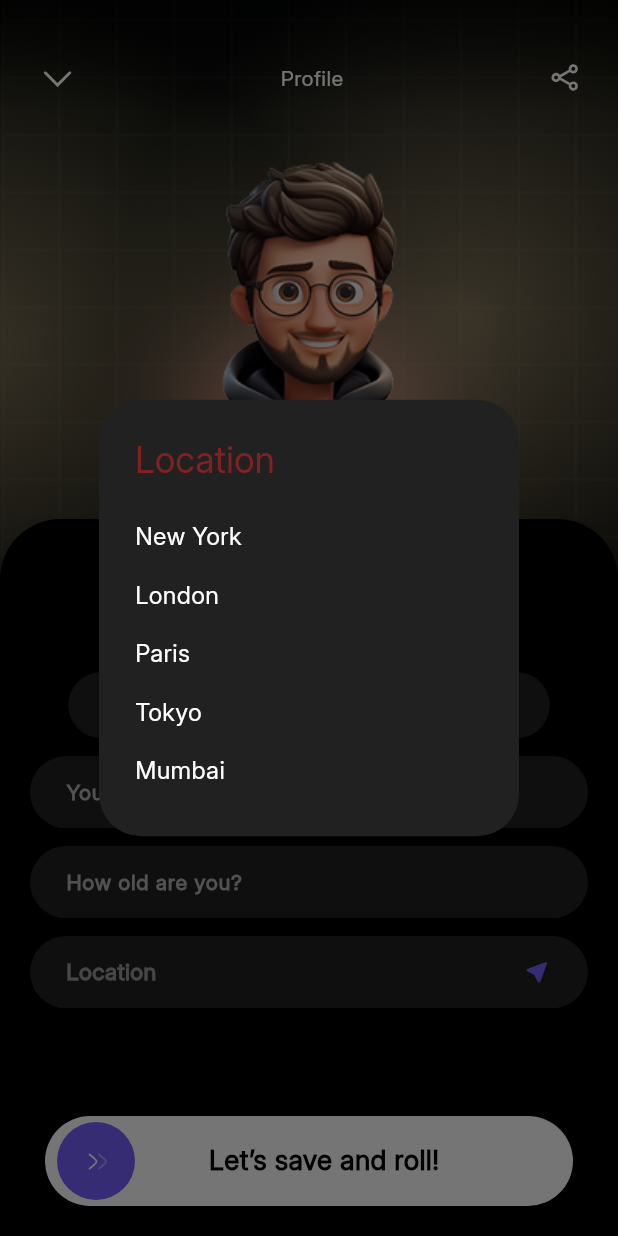
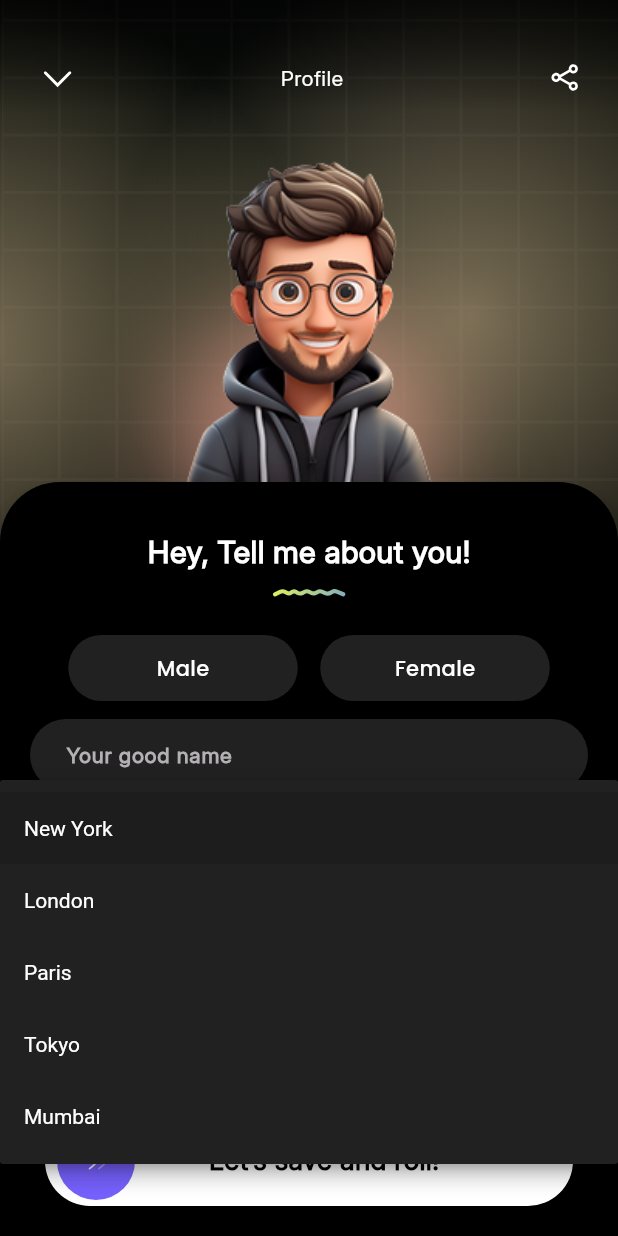
Before and after one commit to SANU212000/profile-screen, a Flutter app: the screen it shows after launch, after a tap on "Location", on a phone screen of 412 x 824 dp. Run offline on Flutter 3.47's test engine with Material 3 defaults, Android fonts, the light colour scheme and no system bars; drawn by our look-alikes of slide_to_act; our stand-ins replace flutter_svg, google_fonts; Roboto replaces fonts that are missing (Inter).

```diff
--- a/lib/widgets/widgets.dart
+++ b/lib/widgets/widgets.dart
@@ -204,8 +204,8 @@ class _DraggableFormCardState extends State<DraggableFormCard> {
         Align(
           alignment: Alignment.bottomCenter,
           child: DraggableScrollableSheet(
-            initialChildSize: 0.58,
-            minChildSize: 0.57,
+            initialChildSize: 0.61,
+            minChildSize: 0.60,
             maxChildSize: 0.85,
             builder: (context, scrollController) {
               scrollController.addListener(() {
@@ -354,52 +354,35 @@ class CustomDropdownField extends StatefulWidget {
 }
 
 class _CustomDropdownFieldState extends State<CustomDropdownField> {
+  String? selectedValue;
+  bool isExpanded = false;
+  final FocusNode _focusNode = FocusNode();
+
+  @override
+  void initState() {
+    super.initState();
+    _focusNode.addListener(() {
+      setState(() {
+        isExpanded = _focusNode.hasFocus;
+      });
+    });
+  }
+
+  @override
+  void dispose() {
+    _focusNode.dispose();
+    super.dispose();
+  }
+
   @override
   Widget build(BuildContext context) {
-    return GestureDetector(
-      onTap: () async {
-        final selectedValue = await showDialog<String>(
-          context: context,
-          builder: (context) => AlertDialog(
-            backgroundColor: Colors.grey[900],
-            title: Text(
-              widget.hint,
-              style: const TextStyle(
-                color: Color.fromARGB(137, 212, 34, 34),
-              ),
-            ),
-            content: SingleChildScrollView(
-              child: ListBody(
-                children: widget.items.map((item) {
-                  return GestureDetector(
-                    onTap: () {
-                      Navigator.of(context).pop(item);
-                    },
-                    child: Padding(
-                      padding: const EdgeInsets.symmetric(vertical: 8.0),
-                      child: Text(
-                        item,
-                        style: const TextStyle(
-                          color: Colors.white,
-                          fontSize: 16,
-                        ),
-                      ),
-                    ),
-                  );
-                }).toList(),
-              ),
-            ),
-          ),
-        );
-        if (selectedValue != null) {
-          setState(() {
-            widget.controller.text = selectedValue;
-          });
-        }
-      },
-      child: Stack(
-        children: [
-          InputDecorator(
+    return AnimatedContainer(
+      duration: const Duration(milliseconds: 5),
+      curve: Curves.easeInOut,
+      height: isExpanded ? 80 : 65,
+      child: DropdownButtonFormField<String>(
+        focusNode: _focusNode,
+        value: selectedValue,
         decoration: InputDecoration(
           filled: true,
           fillColor: Colors.grey[900],
@@ -408,12 +391,12 @@ class _CustomDropdownFieldState extends State<CustomDropdownField> {
             borderSide: BorderSide.none,
           ),
           contentPadding:
-                  const EdgeInsets.symmetric(vertical: 9.0, horizontal: 20.0),
+              const EdgeInsets.symmetric(vertical: 14.0, horizontal: 20.0),
           suffixIcon: Padding(
             padding: const EdgeInsets.only(right: 20),
             child: SizedBox(
-                  width: 12,
-                  height: 12,
+              width: 16,
+              height: 16,
               child: SvgPicture.asset(
                 widget.svgIconPath,
                 fit: BoxFit.scaleDown,
@@ -421,21 +404,32 @@ class _CustomDropdownFieldState extends State<CustomDropdownField> {
             ),
           ),
         ),
-            child: Text(
-              widget.controller.text.isEmpty
-                  ? widget.hint
-                  : widget.controller.text,
+        hint: Text(
+          widget.hint,
           style: TextStyle(
-                color: widget.controller.text.isEmpty
-                    ? Colors.white54
-                    : Colors.white,
-                fontSize: 15,
-                fontFamily: 'Inter',
-                fontWeight: FontWeight.w600,
+            color: isExpanded ? Colors.white : Colors.white54,
+            fontSize: isExpanded ? 18 : 15,
+            fontWeight: isExpanded ? FontWeight.bold : FontWeight.normal,
           ),
         ),
+        dropdownColor: Colors.grey[900],
+        style: const TextStyle(color: Colors.white),
+        items: widget.items.map((String item) {
+          return DropdownMenuItem<String>(
+            value: item,
+            child: Text(
+              item,
+              style: const TextStyle(color: Colors.white),
             ),
-        ],
+          );
+        }).toList(),
+        onChanged: (String? newValue) {
+          setState(() {
+            selectedValue = newValue;
+            widget.controller.text = newValue!;
+          });
+        },
+        icon: const SizedBox.shrink(),
       ),
     );
   }
@@ -648,7 +642,7 @@ class SlideToActButton extends StatelessWidget {
   final String labelText;
   final Color backgroundColor;
   final Color sliderButtonColor;
-  final String sliderButtonIcon; // Path to your SVG image
+  final String sliderButtonIcon;
   final Future<void> Function() onSubmit;
   final double height;
   final double borderRadius;
--- a/pubspec.yaml
+++ b/pubspec.yaml
@@ -14,6 +14,7 @@ dependencies:
   flutter_svg: ^2.0.17
   cupertino_icons: ^1.0.8
   slide_to_act: ^2.0.2
+  flutter_gl: ^0.0.21
 
 dev_dependencies:
   flutter_test:
```
Also changed, not shown: lib/main.dart (line endings or trailing spaces), pubspec.lock, 129 other files. Lines whose indentation alone changed are shown as unchanged.
